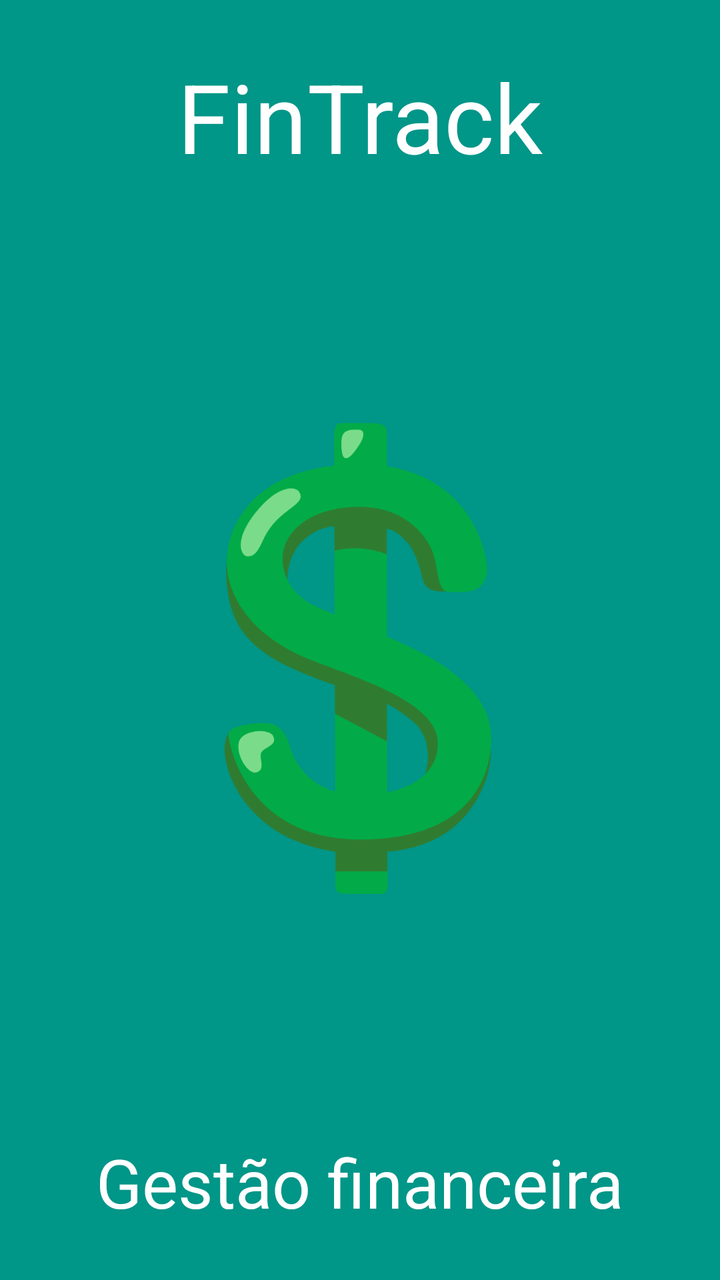
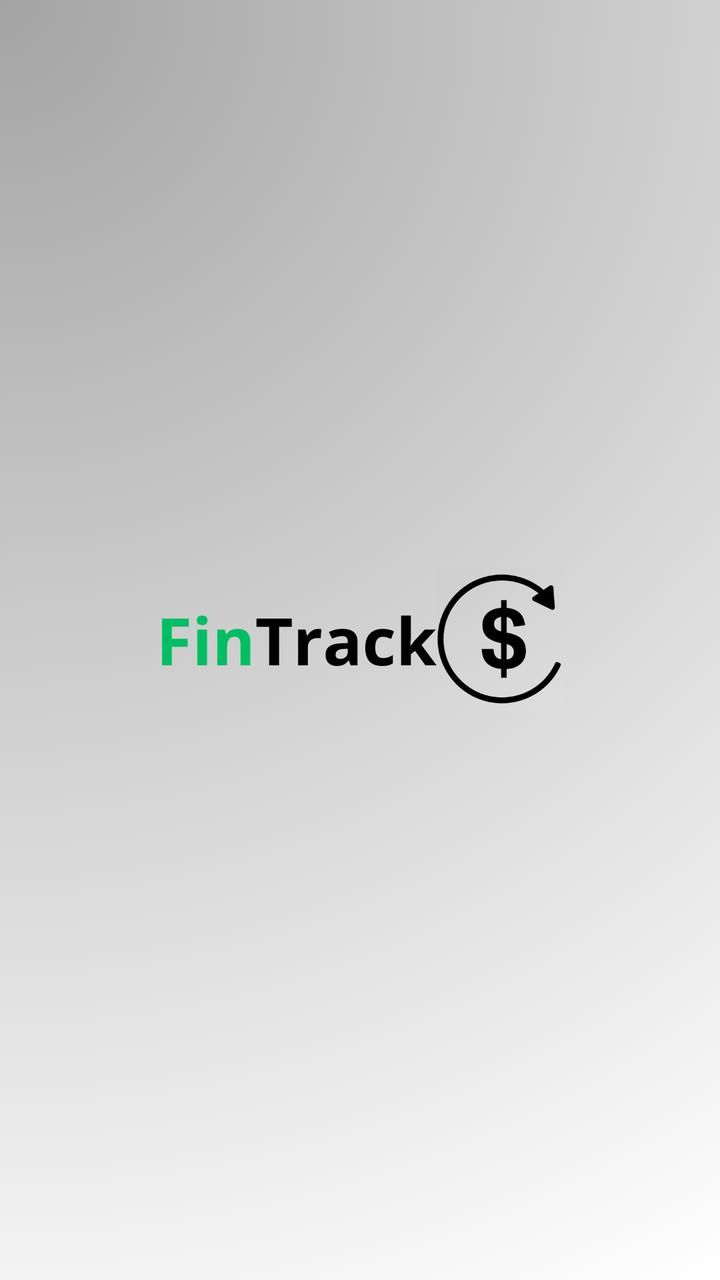

An Android layout rendered at two revisions. The XML below is the earlier revision; the diff shows what the commit changed to produce the second picture.
<!-- AndroidManifest.xml: application theme Theme.FinTrack -->
<!-- res/layout/activity_splash.xml -->
<?xml version="1.0" encoding="utf-8"?>
<LinearLayout xmlns:android="http://schemas.android.com/apk/res/android"
    xmlns:tools="http://schemas.android.com/tools"
    android:id="@+id/main"
    android:layout_width="match_parent"
    android:layout_height="match_parent"
    android:background="#009688"
    android:orientation="vertical"
    android:gravity="center"
    tools:context=".view.SplashActivity">

    <TextView
        android:id="@+id/FinTrack"
        android:layout_width="wrap_content"
        android:layout_height="wrap_content"
        android:text="@string/FinTrack_TxT"
        android:textSize="48sp"
        android:textColor="#FFFFFF"
        android:layout_marginBottom="24dp" />

    <ImageView
        android:id="@+id/Logo"
        android:layout_width="250dp"
        android:layout_height="430dp"
        android:src="@drawable/logo"
        android:contentDescription="Logo do App" />

    <TextView
        android:id="@+id/SubTitulo"
        android:layout_width="wrap_content"
        android:layout_height="wrap_content"
        android:text="@string/Slogan_TxT"
        android:textSize="34sp"
        android:textColor="#FFFFFF"
        android:layout_marginTop="24dp" />

</LinearLayout>
<!-- resources referenced by this layout -->
<resources>
  <!-- drawable logo: png bitmap (drawable, 46239 bytes) -->
  <string name="FinTrack_TxT">FinTrack</string>
  <string name="Slogan_TxT">Gestão financeira</string>
  <style name="Theme.FinTrack" parent="Base.Theme.FinTrack" />
  <style name="Base.Theme.FinTrack" parent="Theme.Material3.DayNight.NoActionBar">
          
          
      </style>
</resources>

<!-- the commit's change to res/layout/activity_splash.xml (unified diff, before → after) -->
@@ -1,37 +1,9 @@
 <?xml version="1.0" encoding="utf-8"?>
-<LinearLayout xmlns:android="http://schemas.android.com/apk/res/android"
+<androidx.constraintlayout.widget.ConstraintLayout xmlns:android="http://schemas.android.com/apk/res/android"
+    xmlns:app="http://schemas.android.com/apk/res-auto"
     xmlns:tools="http://schemas.android.com/tools"
     android:id="@+id/main"
     android:layout_width="match_parent"
     android:layout_height="match_parent"
-    android:background="#009688"
-    android:orientation="vertical"
-    android:gravity="center"
-    tools:context=".view.SplashActivity">
-
-    <TextView
-        android:id="@+id/FinTrack"
-        android:layout_width="wrap_content"
-        android:layout_height="wrap_content"
-        android:text="@string/FinTrack_TxT"
-        android:textSize="48sp"
-        android:textColor="#FFFFFF"
-        android:layout_marginBottom="24dp" />
-
-    <ImageView
-        android:id="@+id/Logo"
-        android:layout_width="250dp"
-        android:layout_height="430dp"
-        android:src="@drawable/logo"
-        android:contentDescription="Logo do App" />
-
-    <TextView
-        android:id="@+id/SubTitulo"
-        android:layout_width="wrap_content"
-        android:layout_height="wrap_content"
-        android:text="@string/Slogan_TxT"
-        android:textSize="34sp"
-        android:textColor="#FFFFFF"
-        android:layout_marginTop="24dp" />
-
-</LinearLayout>
+    android:background="@drawable/fintracksplash"
+    tools:context=".view.SplashActivity" />
<!-- resource entries referenced after the edit -->
@@ -1,8 +1,6 @@
 <!-- resources referenced by this layout -->
 <resources>
-  <!-- drawable logo: png bitmap (drawable, 46239 bytes) -->
-  <string name="FinTrack_TxT">FinTrack</string>
-  <string name="Slogan_TxT">Gestão financeira</string>
+  <!-- drawable fintracksplash: png bitmap (drawable, 255587 bytes) -->
   <style name="Theme.FinTrack" parent="Base.Theme.FinTrack" />
   <style name="Base.Theme.FinTrack" parent="Theme.Material3.DayNight.NoActionBar">
           
